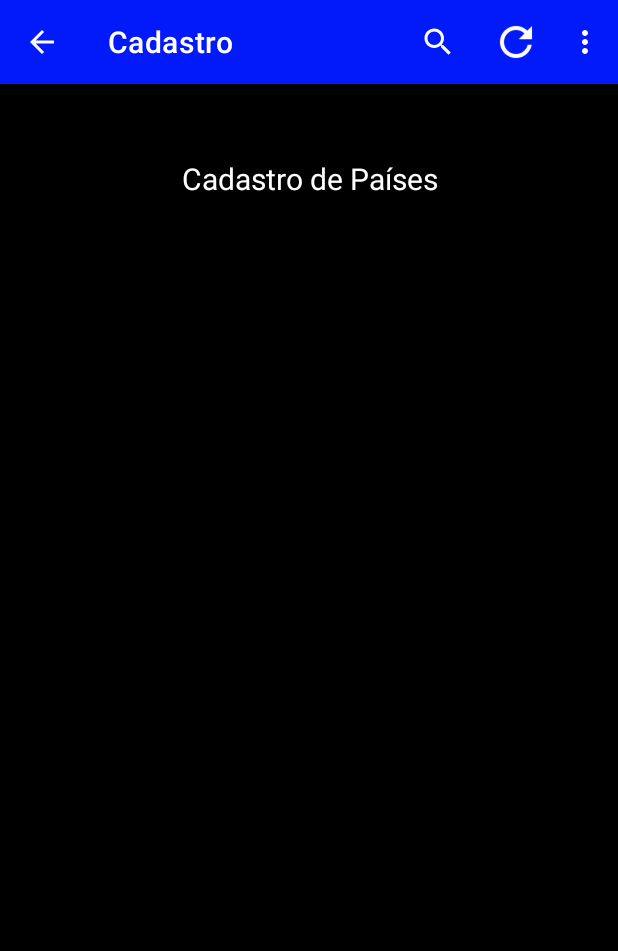
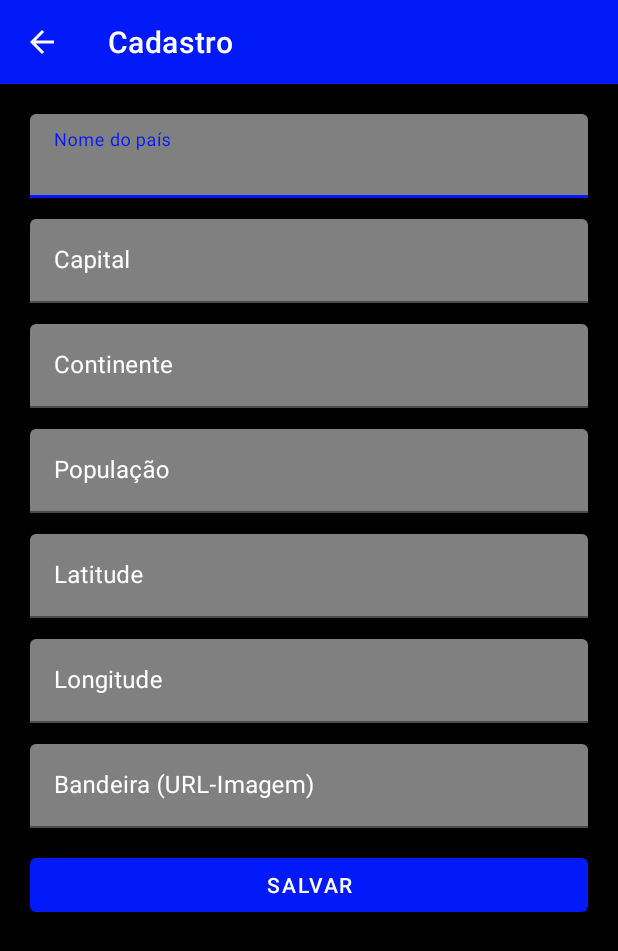
Before and after one commit to leiarafaela/des-mobile, an Android app: the RegisterActivity screen opened directly, with no data from a screen before it, on a phone screen of 412 x 824 dp. Shown: the top 951 px of the screen. Run offline under Robolectric (Android 15) with nearby library versions, the phone set to English and light mode, and no system bars.

Commit message:
Criado tela de cadastro
Layout da tela de cadastro de países.

```diff
--- a/app/src/main/java/br/com/mobile/thenulos/HomeScreenActivity.kt
+++ b/app/src/main/java/br/com/mobile/thenulos/HomeScreenActivity.kt
@@ -48,6 +48,7 @@ class HomeScreenActivity : DebugActivity(), NavigationView.OnNavigationItemSelec
             runOnUiThread {
                 recyclerPaises?.adapter = CountryAdapter(paises) {
                     onClickCountry(it)
+
                 }
             }
         }.start()
--- a/app/src/main/java/br/com/mobile/thenulos/LocalizationActivity.kt
+++ b/app/src/main/java/br/com/mobile/thenulos/LocalizationActivity.kt
@@ -12,10 +12,11 @@ import kotlinx.android.synthetic.main.activity_localization.*
 import kotlinx.android.synthetic.main.activity_register.*
 
 class LocalizationActivity : AppCompatActivity() {
+
+
     override fun onCreate(savedInstanceState: Bundle?) {
         super.onCreate(savedInstanceState)
         setContentView(R.layout.activity_localization)
-
 
         supportActionBar?.title = "Localização"
         supportActionBar?.setDisplayHomeAsUpEnabled(true)
--- a/app/src/main/java/br/com/mobile/thenulos/RegisterActivity.kt
+++ b/app/src/main/java/br/com/mobile/thenulos/RegisterActivity.kt
@@ -22,55 +22,45 @@ class RegisterActivity : AppCompatActivity() {
 
         supportActionBar?.title = "Cadastro"
         supportActionBar?.setDisplayHomeAsUpEnabled(true)
+
+        fun onClickLocalization() {
+            Toast.makeText(this, "Salvando País", Toast.LENGTH_SHORT).show()
+            val intent = Intent(this, HomeScreenActivity::class.java)
+            startActivity(intent)
+// falta implementar a inclusão via api
+        }
+        salvarPais.setOnClickListener{onClickLocalization()}
     }
 
-    override fun onCreateOptionsMenu(menu: Menu?): Boolean {
-        menuInflater.inflate(R.menu.menu_main, menu)
-        (menu?.findItem(R.id.action_buscar)?.actionView as SearchView).setOnQueryTextListener(object : SearchView.OnQueryTextListener {
 
-            override fun onQueryTextChange(newText: String): Boolean {
-                // ação enquanto está digitando
-                return true
-            }
 
-            override fun onQueryTextSubmit(query: String): Boolean {
-                // ação  quando terminou de buscar e enviou
-                Toast.makeText(contexto,  "Buscar: " + query, Toast.LENGTH_LONG).show()
-                return true
-            }
-
-        })
-        return true
-
-    }
     override fun onOptionsItemSelected(item: MenuItem): Boolean {
         val id = item.itemId
 
-        if (id == R.id.action_buscar){
-            Toast.makeText(this,  " Buscar", Toast.LENGTH_LONG).show()
-        } else if (id == R.id.action_atualizar){
-            Toast.makeText(this, "Atualizar", Toast.LENGTH_SHORT).show()
-            progressAtualizar2.visibility = View.VISIBLE
-            Handler(Looper.getMainLooper()).postDelayed(
-                {
-                    progressAtualizar2.visibility = View.GONE
-                }, 10000
-            )
-        } else if (id == R.id.action_adicionar){
-            Toast.makeText(this, "Adicionar", Toast.LENGTH_SHORT).show()
-            val intent = Intent(this, RegisterActivity::class.java)
-            startActivity(intent)
-
-        } else if (id == R.id.action_sair){
-            Toast.makeText(this, "Sair", Toast.LENGTH_SHORT).show()
-            val intent = Intent(this, MainActivity::class.java)
-            startActivity(intent)
-
-
-        } else if (id == android.R.id.home)
+        if (id == android.R.id.home){
             finish()
+        }
+        //if (id == R.id.action_buscar){
+        //    Toast.makeText(this,  " Buscar", Toast.LENGTH_LONG).show()
+        //} else if (id == R.id.action_atualizar){
+        //    Toast.makeText(this, "Atualizar", Toast.LENGTH_SHORT).show()
+        //    progressAtualizar2.visibility = View.VISIBLE
+        //    Handler(Looper.getMainLooper()).postDelayed(
+        //        {
+        //            progressAtualizar2.visibility = View.GONE
+        //        }, 10000
+        //    )
+        //} else if (id == R.id.action_adicionar){
+        //    Toast.makeText(this, "Adicionar", Toast.LENGTH_SHORT).show()
+        //    val intent = Intent(this, RegisterActivity::class.java)
+        //    startActivity(intent)
+//
+        //} else if (id == R.id.action_sair){
+        //    Toast.makeText(this, "Sair", Toast.LENGTH_SHORT).show()
+        //    val intent = Intent(this, MainActivity::class.java)
+        //    startActivity(intent)
+//
 
         return super.onOptionsItemSelected(item)
     }
-
 }
--- a/app/src/main/res/layout/activity_register.xml
+++ b/app/src/main/res/layout/activity_register.xml
@@ -4,17 +4,119 @@
     xmlns:tools="http://schemas.android.com/tools"
     android:background="@color/black"
     android:layout_width="match_parent"
-    android:layout_height="match_parent">
+    android:layout_height="match_parent"
+    android:padding="20dp"
+    android:orientation="vertical"
+    tools:context=".RegisterActivity">
+    <com.google.android.material.textfield.TextInputLayout
+        android:layout_width="match_parent"
+        android:layout_height="70dp"
+        app:boxBackgroundColor="#808080"
 
-    <TextView
-        android:id="@+id/texto_cadastrar_pais"
-        android:layout_width="0dp"
-        android:layout_height="126dp"
-        android:layout_weight="1"
-        android:gravity="center"
-        android:text="@string/cadastro_paises_text"
-        android:textColor="@color/white"
-        android:textSize="20sp" />
+        android:textColorHint="@color/white">
+
+        <EditText
+            android:id="@+id/PaisNome"
+            android:layout_width="match_parent"
+            android:layout_height="wrap_content"
+            android:ems="10"
+            android:hint="Nome do país"
+            android:inputType="textPersonName|textCapWords"/>
+    </com.google.android.material.textfield.TextInputLayout>
+
+    <com.google.android.material.textfield.TextInputLayout
+        android:layout_width="match_parent"
+        android:layout_height="70dp"
+        app:boxBackgroundColor="#808080"
+        android:textColorHint="@color/white">
+
+        <EditText
+            android:id="@+id/PaisCapital"
+            android:layout_width="match_parent"
+            android:layout_height="wrap_content"
+            android:ems="10"
+            android:hint="Capital"
+            android:inputType="textPersonName|textCapWords" />
+
+    </com.google.android.material.textfield.TextInputLayout>
+
+    <com.google.android.material.textfield.TextInputLayout
+        android:layout_width="match_parent"
+        android:layout_height="70dp"
+        app:boxBackgroundColor="#808080"
+        android:textColorHint="@color/white">
+
+        <EditText
+            android:id="@+id/PaisContinente"
+            android:layout_width="match_parent"
+            android:layout_height="wrap_content"
+            android:ems="10"
+            android:hint="Continente"
+            android:inputType="textPersonName|textCapWords" />
+    </com.google.android.material.textfield.TextInputLayout>
+
+    <com.google.android.material.textfield.TextInputLayout
+        android:layout_width="match_parent"
+        android:layout_height="70dp"
+        app:boxBackgroundColor="#808080"
+        android:textColorHint="@color/white">
+        <EditText
+            android:id="@+id/PaisPopulacao"
+            android:layout_width="match_parent"
+            android:layout_height="wrap_content"
+            android:ems="10"
+            android:hint="População"
+            android:inputType="number"/>
+
+    </com.google.android.material.textfield.TextInputLayout>
+
+    <com.google.android.material.textfield.TextInputLayout
+        android:layout_width="match_parent"
+        android:layout_height="70dp"
+        app:boxBackgroundColor="#808080"
+        android:textColorHint="@color/white">
+        <EditText
+            android:id="@+id/PaisLatitude"
+            android:layout_width="match_parent"
+            android:layout_height="wrap_content"
+            android:ems="10"
+            android:hint="Latitude"
+            android:inputType="textCapWords"/>
+    </com.google.android.material.textfield.TextInputLayout>
+
+    <com.google.android.material.textfield.TextInputLayout
+        android:layout_width="match_parent"
+        android:layout_height="70dp"
+        app:boxBackgroundColor="#808080"
+        android:textColorHint="@color/white">
+        <EditText
+            android:id="@+id/PaisLongitude"
+            android:layout_width="match_parent"
+            android:layout_height="wrap_content"
+            android:ems="10"
+            android:hint="Longitude"
+            android:inputType="textCapWords"/>
+    </com.google.android.material.textfield.TextInputLayout>
+
+    <com.google.android.material.textfield.TextInputLayout
+        android:layout_width="match_parent"
+        android:layout_height="70dp"
+        app:boxBackgroundColor="#808080"
+        android:textColorHint="@color/white">
+        <EditText
+            android:id="@+id/PaisUrl"
+            android:layout_width="match_parent"
+            android:layout_height="wrap_content"
+            android:ems="10"
+            android:hint="Bandeira (URL-Imagem)"
+            android:inputType="textWebEmailAddress"/>
+    </com.google.android.material.textfield.TextInputLayout>
+
+    <Button
+        android:id="@+id/salvarPais"
+        android:layout_width="match_parent"
+        android:layout_height="wrap_content"
+        android:text="Salvar" />
 
     <ProgressBar
         android:id="@+id/progressAtualizar2"
```
